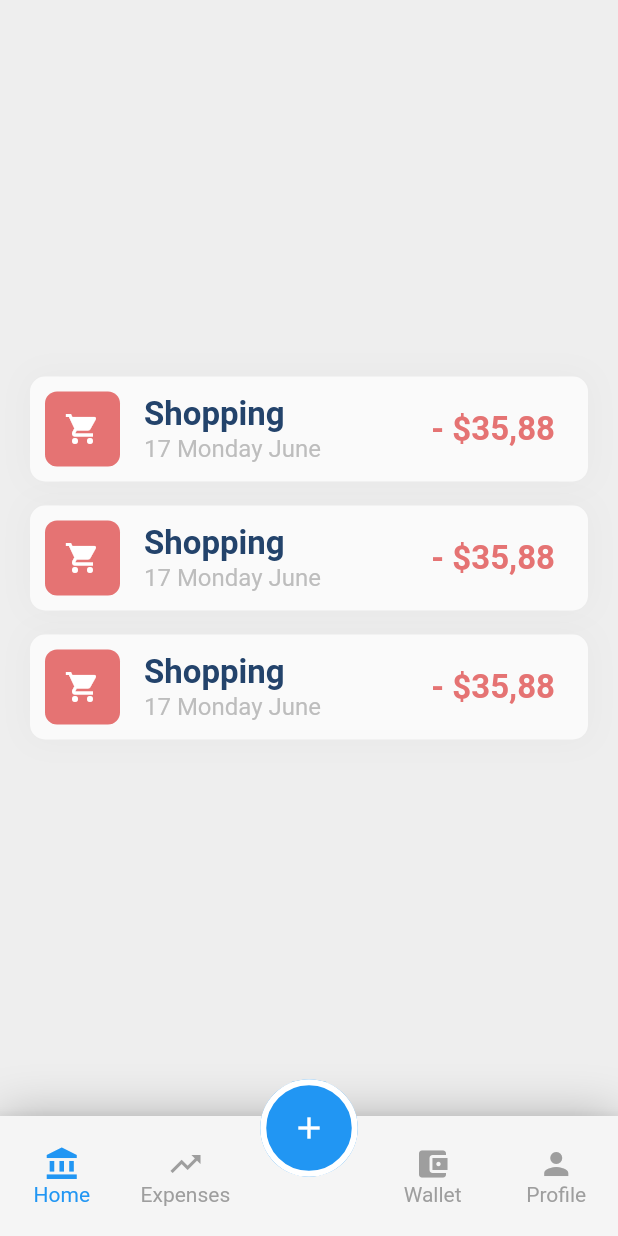
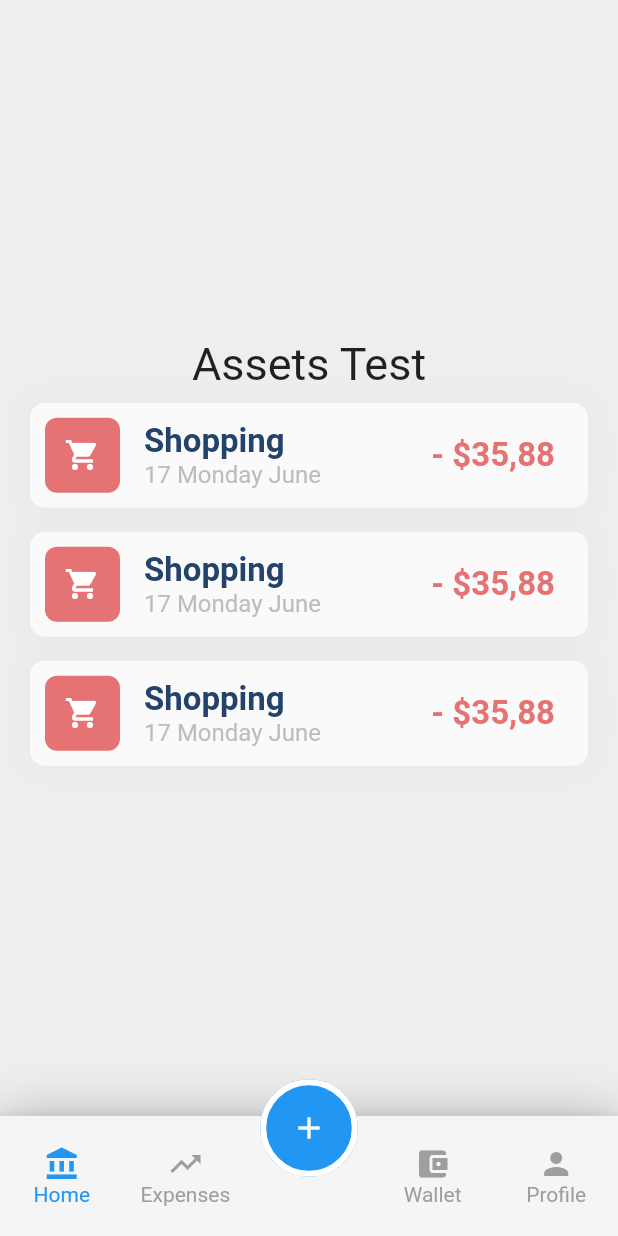
Before and after one commit to ImaniiTy/Bank-App-Example, a Flutter app: the MainPage screen opened directly, on a phone screen of 412 x 824 dp. Run offline on Flutter 3.47's test engine with Material 2 defaults, Android fonts, the phone set to English and light mode, and no system bars; our stand-ins replace circular_check_box.

Commit message:
some assets done

```diff
--- a/lib/main_page.dart
+++ b/lib/main_page.dart
@@ -18,7 +18,7 @@ class MainPage extends StatefulWidget {
   ];
 
   void onTabSelected(int index) {
-
+    //TODO
   }
 
   @override
@@ -126,9 +126,10 @@ class _MainPageState extends State<MainPage> {
             child: Column(
               mainAxisAlignment: MainAxisAlignment.center,
               children: <Widget>[
+                Text("Assets Test", style: TextStyle(fontSize: 30.0),),
                 CustomCard(
                   onTap: () {
-
+                    //TODO
                   },
                   iconData: Icons.shopping_cart,
                   title: "Shopping",
@@ -144,7 +145,7 @@ class _MainPageState extends State<MainPage> {
                 ),
                 CustomCard(
                   onTap: () {
-
+                    //TODO
                   },
                   iconData: Icons.shopping_cart,
                   title: "Shopping",
@@ -160,7 +161,7 @@ class _MainPageState extends State<MainPage> {
                 ),
                 CustomCard(
                   onTap: () {
-
+                    //TODO
                   },
                   iconData: Icons.shopping_cart,
                   title: "Shopping",
```
